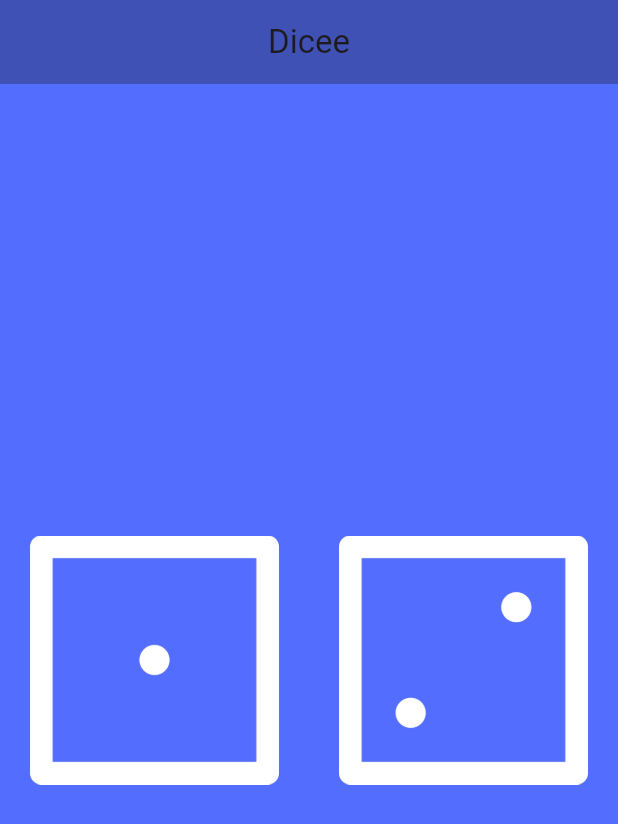
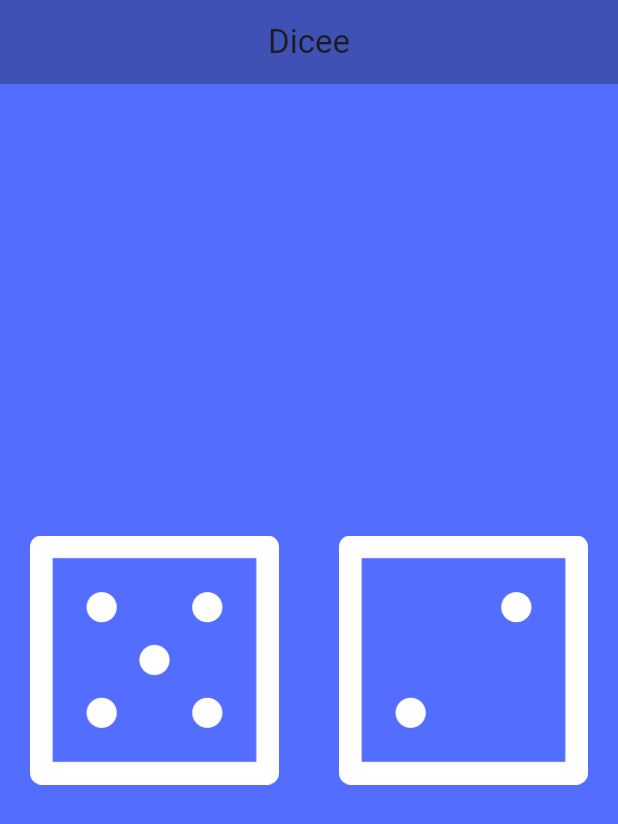
Before and after one commit to zhuikovda/dicee, a Flutter app: the screen it shows after launch, on a phone screen of 412 x 824 dp. Shown: the top 824 px of the screen. Run offline on Flutter 3.47's test engine with Material 3 defaults, Android fonts, the phone set to English and light mode, and no system bars.

Commit message:
feat: L54

```diff
--- a/lib/dicee_page.dart
+++ b/lib/dicee_page.dart
@@ -3,6 +3,8 @@ import 'package:flutter/material.dart';
 class DicePage extends StatelessWidget {
   @override
   Widget build(BuildContext context) {
+    var leftDice = 5;
+
     return Center(
       child: Row(
         children: [
@@ -13,7 +15,7 @@ class DicePage extends StatelessWidget {
                 onPressed: () {
                   print('left');
                 },
-                child: Image.asset('images/dice1.png'),
+                child: Image.asset('images/dice$leftDice.png'),
               ),
             ),
           ),
```
